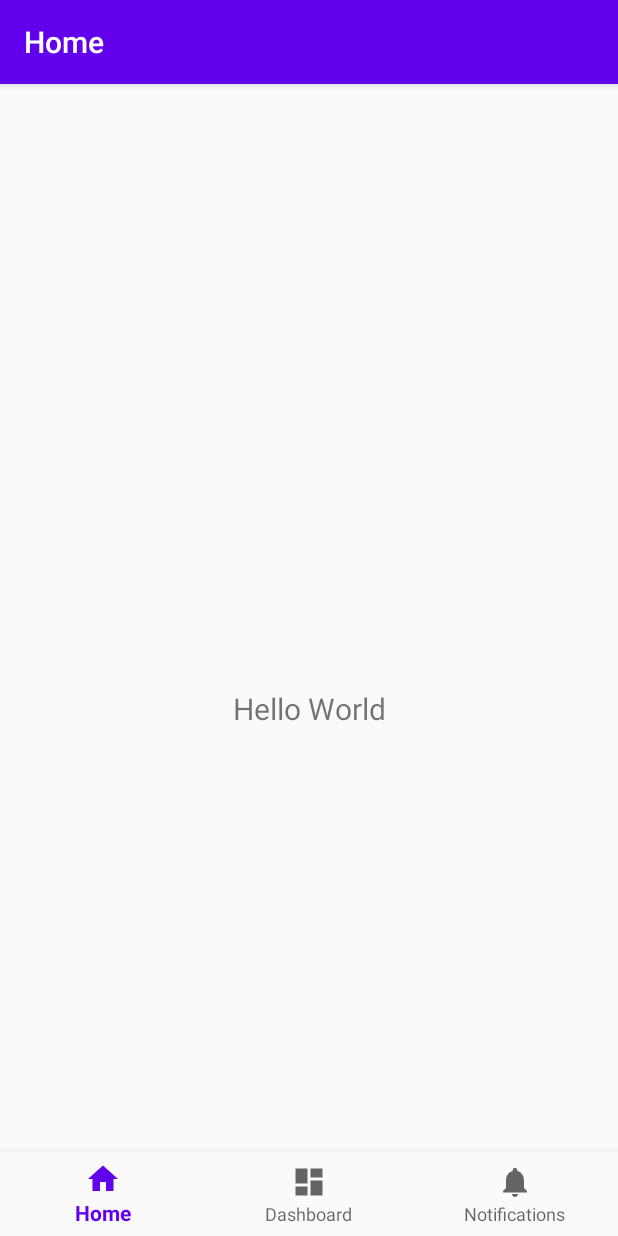
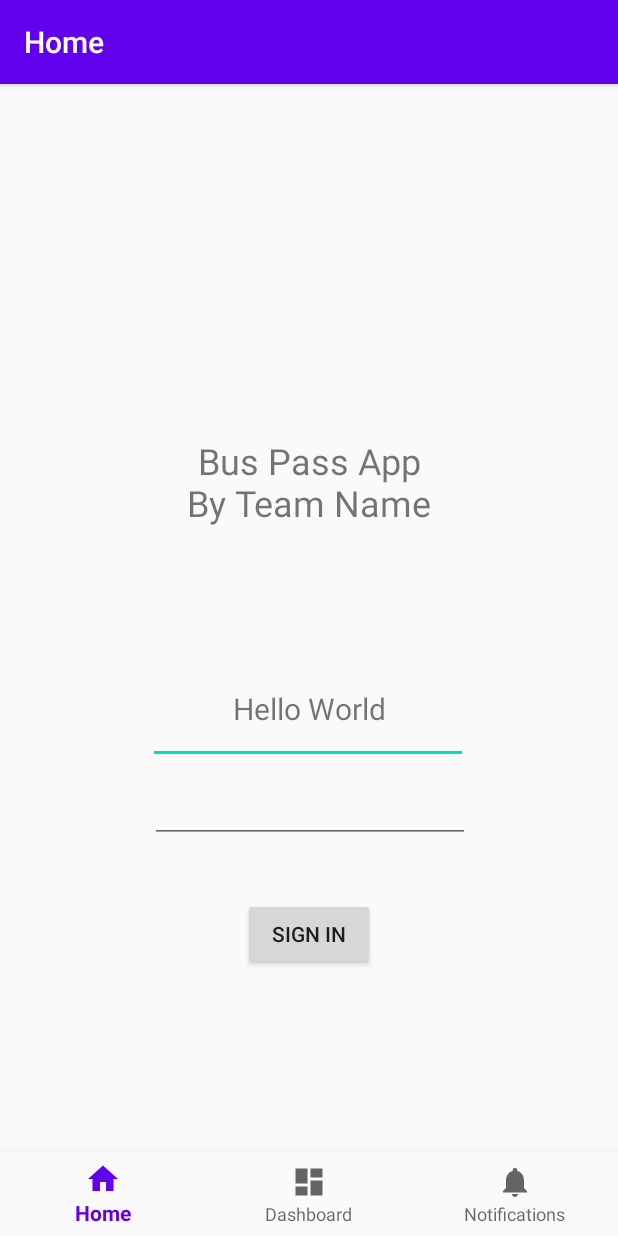
Before and after one commit to Rnokes/TechpointTransitTeam1, an Android app: the screen it shows after launch (MainActivity), on a phone screen of 412 x 824 dp. Run offline under Robolectric (Android 15) with nearby library versions, the phone set to English and light mode, and no system bars; our stand-ins replace navigation-ui.

Commit message:
Added skeleton for a login function.

```diff
--- a/app/src/main/java/com/example/transitapp/MainActivity.java
+++ b/app/src/main/java/com/example/transitapp/MainActivity.java
@@ -1,6 +1,9 @@
 package com.example.transitapp;
 
+import android.content.Intent;
 import android.os.Bundle;
+import android.view.View;
+import android.widget.EditText;
 
 import com.google.android.material.bottomnavigation.BottomNavigationView;
 
@@ -11,6 +14,9 @@ import androidx.navigation.ui.AppBarConfiguration;
 import androidx.navigation.ui.NavigationUI;
 
 public class MainActivity extends AppCompatActivity {
+
+    public static final String EMAIL = "com.example.transitapp.MESSAGE";
+    public static final String PASS = "com.example.transitapp.MESSAGE";
 
     @Override
     protected void onCreate(Bundle savedInstanceState) {
@@ -27,4 +33,40 @@ public class MainActivity extends AppCompatActivity {
         NavigationUI.setupWithNavController(navView, navController);
     }
 
+    public void signIn(View view) {
+        Intent intent;
+
+        EditText editText = (EditText) findViewById(R.id.editTextTextEmailAddress);
+        String email = editText.getText().toString();
+
+        editText = (EditText) findViewById(R.id.editTextTextPassword);
+        String pass = editText.getText().toString();
+
+
+        /*
+            Input a call to database here, using the email and pass variables
+            if they are correct, then make a startActivity call to the bus pass
+            area of the application; otherwise display an error message to user
+            if time allows, implement an allowance of tries, so that it locks
+            out after say 5 attempts
+            TODO: Database call and check
+            TODO: Make more secure if time allows
+
+         if ( sql call succeeds ) {
+
+            intent = new Intent(this, DisplayMessageActivity.class);
+            intent.putExtra(EMAIL, email);
+            intent.putExtra(PASS, pass);
+
+            startActivity(intent);
+         }
+         else {
+
+            intent = new Intent(this, DisplayErrorMessageActivity.class);
+         }
+
+         */
+
+    }
+
 }
--- a/app/src/main/res/layout/activity_main.xml
+++ b/app/src/main/res/layout/activity_main.xml
@@ -6,6 +6,67 @@
     android:layout_width="match_parent"
     android:layout_height="match_parent"
     android:paddingTop="?attr/actionBarSize">
+
+    <Button
+        android:id="@+id/button"
+        android:layout_width="wrap_content"
+        android:layout_height="wrap_content"
+        android:layout_marginBottom="159dp"
+        android:layout_marginEnd="162dp"
+        android:layout_marginStart="161dp"
+        android:layout_marginTop="468dp"
+        android:onClick="signIn"
+        android:text="Sign In"
+        app:layout_constraintBottom_toBottomOf="parent"
+        app:layout_constraintEnd_toEndOf="parent"
+        app:layout_constraintStart_toStartOf="parent"
+        app:layout_constraintTop_toTopOf="parent" />
+
+    <EditText
+        android:id="@+id/editTextTextEmailAddress"
+        android:layout_width="wrap_content"
+        android:layout_height="wrap_content"
+        android:layout_marginBottom="325dp"
+        android:layout_marginEnd="101dp"
+        android:layout_marginStart="100dp"
+        android:layout_marginTop="362dp"
+        android:ems="10"
+        android:inputType="textEmailAddress"
+        app:layout_constraintBottom_toBottomOf="parent"
+        app:layout_constraintEnd_toEndOf="parent"
+        app:layout_constraintStart_toStartOf="parent"
+        app:layout_constraintTop_toTopOf="parent" />
+
+    <EditText
+        android:id="@+id/editTextTextPassword"
+        android:layout_width="wrap_content"
+        android:layout_height="wrap_content"
+        android:layout_marginBottom="272dp"
+        android:layout_marginEnd="100dp"
+        android:layout_marginStart="101dp"
+        android:layout_marginTop="414dp"
+        android:ems="10"
+        android:inputType="textPassword"
+        app:layout_constraintBottom_toBottomOf="parent"
+        app:layout_constraintEnd_toEndOf="parent"
+        app:layout_constraintStart_toStartOf="parent"
+        app:layout_constraintTop_toTopOf="parent" />
+
+    <TextView
+        android:id="@+id/textView"
+        android:layout_width="193dp"
+        android:layout_height="80dp"
+        android:layout_marginBottom="435dp"
+        android:layout_marginEnd="109dp"
+        android:layout_marginStart="109dp"
+        android:layout_marginTop="160dp"
+        android:text="Bus Pass App\nBy Team Name"
+        android:textAlignment="center"
+        android:textSize="24sp"
+        app:layout_constraintBottom_toBottomOf="parent"
+        app:layout_constraintEnd_toEndOf="parent"
+        app:layout_constraintStart_toStartOf="parent"
+        app:layout_constraintTop_toTopOf="parent" />
 
     <com.google.android.material.bottomnavigation.BottomNavigationView
         android:id="@+id/nav_view"
@@ -26,9 +87,11 @@
         android:layout_height="match_parent"
         app:defaultNavHost="true"
         app:layout_constraintBottom_toTopOf="@id/nav_view"
+        app:layout_constraintHorizontal_bias="0.0"
         app:layout_constraintLeft_toLeftOf="parent"
         app:layout_constraintRight_toRightOf="parent"
         app:layout_constraintTop_toTopOf="parent"
+        app:layout_constraintVertical_bias="0.0"
         app:navGraph="@navigation/mobile_navigation" />
 
 </androidx.constraintlayout.widget.ConstraintLayout>
```
